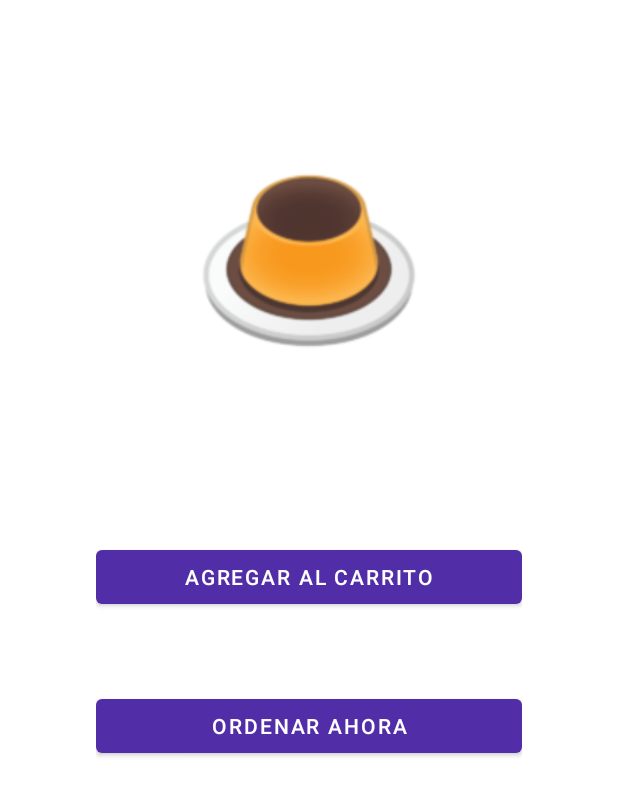
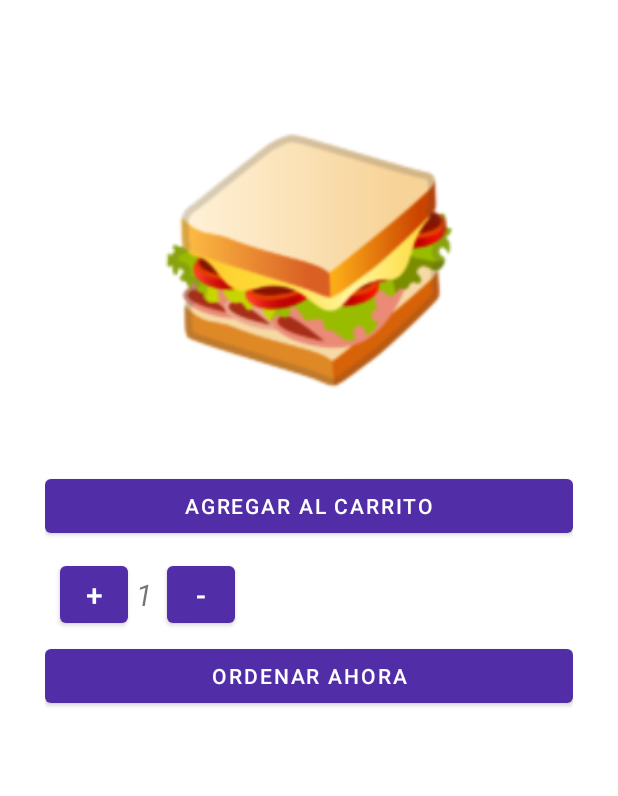
Before and after one commit to fran11sv/Grupo10DAM, an Android app: the ElementoDetallado screen opened directly, with no data from a screen before it, on a phone screen of 412 x 824 dp. Shown: the top 796 px of the screen. Run offline under Robolectric (Android 15) with nearby library versions, the phone set to English and light mode, and no system bars; 5 statements that could not run were skipped.

```diff
--- a/app/src/main/java/sv/edu/catolica/grupo10dam/ElementoDetallado.java
+++ b/app/src/main/java/sv/edu/catolica/grupo10dam/ElementoDetallado.java
@@ -3,14 +3,16 @@ package sv.edu.catolica.grupo10dam;
 import androidx.appcompat.app.AppCompatActivity;
 
 import android.os.Bundle;
+import android.view.View;
 import android.widget.ImageView;
 import android.widget.TextView;
 import android.widget.Toast;
 
 public class ElementoDetallado extends AppCompatActivity {
     //private Entidad Item;
-    private TextView nombre, descripcion, precio;
+    private TextView nombre, descripcion, precio, cantidad;
     private ImageView imagen;
+    int count = 1;
 
     @Override
     protected void onCreate(Bundle savedInstanceState) {
@@ -32,11 +34,33 @@ public class ElementoDetallado extends AppCompatActivity {
         imagen = findViewById(R.id.ImagenPlato);
         descripcion = findViewById(R.id.txtDescripcionPlato);
         precio = findViewById(R.id.txtPrecioPlato);
+        cantidad = findViewById(R.id.txtCantidad);
 
         nombre.setText(namePlato);
         //imagen.setImageResource();
         descripcion.setText(descrip);
         String precioString = Double.toString(precioP);
         precio.setText(precioString);
+        String cantidadString = Integer.toString(count);
+        cantidad.setText(cantidadString);
+    }
+    public void suma(View view) {
+        count++;
+        String cantidadString = Integer.toString(count);
+        cantidad.setText(cantidadString);
+    }
+
+    public void resta(View view) {
+        count--;
+        String cantidadString = Integer.toString(count);
+        cantidad.setText(cantidadString);
+        /*if(count == 1){
+            count--;
+            cantidad.setText("" + count);
+        } else {
+            Toast toast = Toast.makeText(this, "No puede realizar un pedido de 0 platos", Toast.LENGTH_SHORT);
+            toast.show();
+            count = 1;
+        }*/
     }
 }
--- a/app/src/main/res/layout/activity_elemento_detallado.xml
+++ b/app/src/main/res/layout/activity_elemento_detallado.xml
@@ -1,44 +1,38 @@
 <?xml version="1.0" encoding="utf-8"?>
-<LinearLayout xmlns:android="http://schemas.android.com/apk/res/android"
+<LinearLayout
+    xmlns:android="http://schemas.android.com/apk/res/android"
     xmlns:tools="http://schemas.android.com/tools"
     tools:ignore="contentDescription"
     android:layout_width="match_parent"
     android:layout_height="match_parent"
     android:orientation="vertical"
-    android:paddingBottom="16sp"
-    android:paddingLeft="64sp"
-    android:paddingRight="64sp"
-    android:paddingTop="16sp"
+    android:paddingLeft="30sp"
+    android:paddingRight="30sp"
+    android:paddingTop="15sp"
     tools:context=".ElementoDetallado">
-
     <TextView
         android:layout_width="match_parent"
         android:layout_height="wrap_content"
+        android:textSize="30sp"
         android:id="@+id/txtNombrePlato"
         android:textStyle="bold"
         android:gravity="center"
-        android:textSize="23sp"
-        android:text="@string/txtNombre"
-        android:paddingBottom="14sp"
-        android:paddingLeft="64sp"
-        android:paddingRight="64sp"
-        android:paddingTop="14sp"/>
+        android:text="@string/txtNombre"/>
     <ImageView
-        android:layout_width="200sp"
-        android:layout_height="150sp"
+        android:layout_width="250sp"
+        android:layout_height="200sp"
         android:id="@+id/ImagenPlato"
         android:layout_gravity="center"
         android:layout_margin="10sp"
-        android:src="@drawable/flan"/>
+        android:src="@drawable/varia"/>
     <TextView
         android:layout_width="match_parent"
-        android:layout_height="100sp"
+        android:layout_height="wrap_content"
         android:id="@+id/txtDescripcionPlato"
         android:textStyle="italic"
         android:gravity="center"
-        android:textSize="25sp"
+        android:textSize="20sp"
         android:text="@string/txtDescripcion"/>
-
     <LinearLayout
         android:layout_width="match_parent"
         android:layout_height="wrap_content"
@@ -47,24 +41,51 @@
         <Button
             android:layout_width="match_parent"
             android:layout_height="wrap_content"
-            android:layout_marginTop="5sp"
             android:id="@+id/btnAgregar"
             android:text="@string/btnAgregar"/>
+        <LinearLayout
+            android:layout_width="match_parent"
+            android:layout_height="wrap_content"
+            android:layout_marginTop="10sp"
+            android:orientation="horizontal">
         <TextView
             android:id="@+id/txtPrecioPlato"
             android:layout_width="wrap_content"
             android:layout_height="wrap_content"
             android:layout_marginTop="5sp"
             android:textStyle="italic"
-            android:textSize="30sp"
+            android:textSize="20sp"
             android:text="@string/txtPrecio"/>
+            <Button
+                android:id="@+id/btnSuma"
+                android:layout_width="45sp"
+                android:layout_height="50sp"
+                android:onClick="suma"
+                android:textSize="20sp"
+                android:layout_marginStart="10sp"
+                android:text="@string/btnSuma"/>
+            <TextView
+                android:id="@+id/txtCantidad"
+                android:layout_width="wrap_content"
+                android:layout_height="wrap_content"
+                android:layout_marginStart="5sp"
+                android:textStyle="italic"
+                android:textSize="20sp"
+                android:text="@string/txtCantidad"/>
+            <Button
+                android:id="@+id/btnResta"
+                android:layout_width="45sp"
+                android:layout_height="50sp"
+                android:onClick="resta"
+                android:textSize="20sp"
+                android:layout_marginStart="10sp"
+                android:text="@string/btnResta"/>
+        </LinearLayout>
         <Button
             android:id="@+id/btnComprar"
             android:layout_marginTop="5sp"
             android:layout_width="match_parent"
             android:layout_height="wrap_content"
             android:text="@string/btnComprar"/>
-
     </LinearLayout>
-
 </LinearLayout>
--- a/app/src/main/res/values/strings.xml
+++ b/app/src/main/res/values/strings.xml
@@ -1,8 +1,13 @@
 <resources>
     <string name="app_name">Grupo10DAM</string>
-    <string name="txtNombre">Nombre del elemento</string>
-    <string name="txtDescripcion">Descripcion del elemento</string>
-    <string name="btnAgregar">Agregar Al Carrito</string>
-    <string name="txtPrecio">$ 00.00</string>
-    <string name="btnComprar">Ordenar Ahora</string>
+    <string name="txtNombre"> Nombre del elemento </string>
+    <string name="txtDescripcion"> Descripcion del elemento </string>
+    <string name="btnAgregar"> Agregar Al Carrito </string>
+    <string name="txtPrecio"> $ 00.00 </string>
+    <string name="btnComprar"> Ordenar Ahora </string>
+    <string name="txtCantidad"> 1 </string>
+    <string name="btnSuma"> + </string>
+    <string name="btnResta"> - </string>
+    <string name="txtMenus"> MENÚS </string>
+    <string name="txtPlatos"> PLATOS POR MENÚ </string>
 </resources>
```
Also changed, not shown: app/src/main/res/layout/activity_menu_gridview.xml (+23 -8 lines), app/src/main/res/layout/activity_menu_listview.xml (+22 -4 lines), app/src/main/res/layout/formato_gridview.xml (+8 -20 lines), app/src/main/res/layout/formato_listview.xml (+37 -27 lines), app/src/main/res/drawable/menus.png (added).
